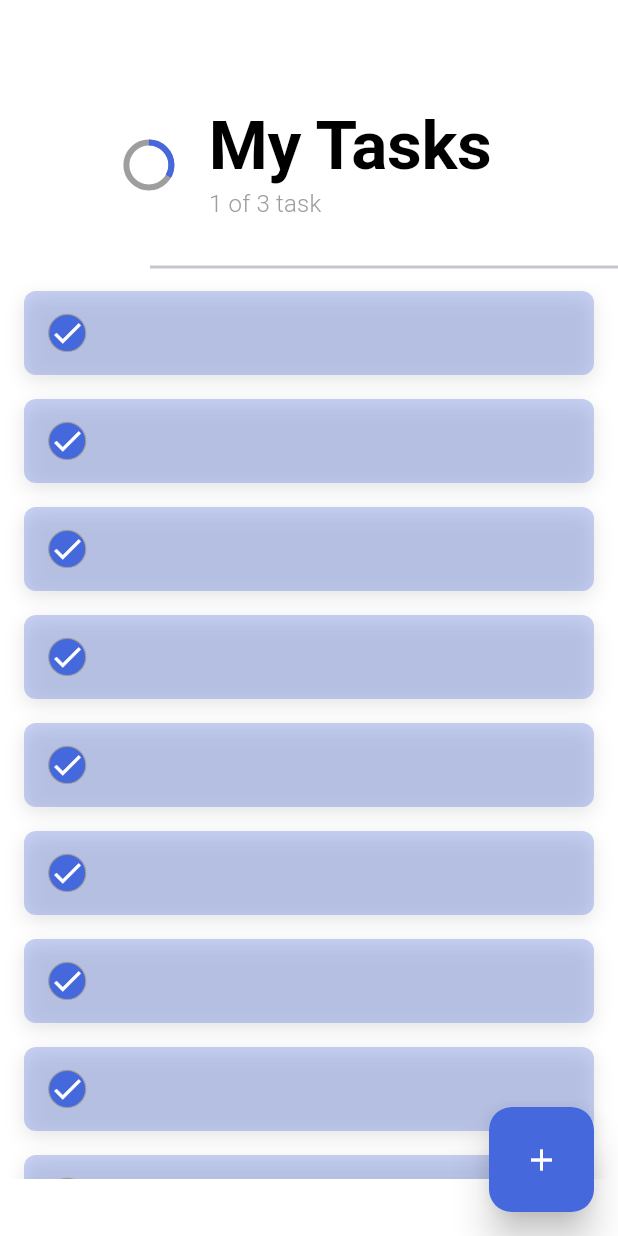
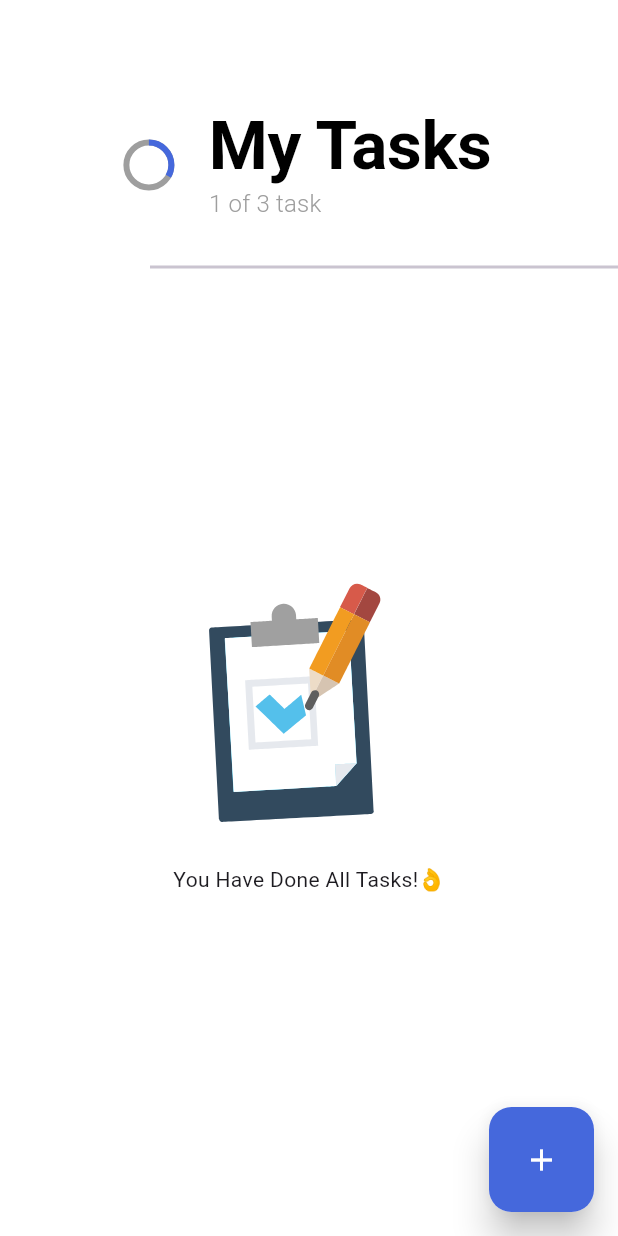
Before and after one commit to Shahid-scripts/flutter-todo, a Flutter app: the screen it shows after launch, on a phone screen of 412 x 824 dp. Run offline on Flutter 3.47's test engine with Material 3 defaults, Android fonts, the phone set to English and light mode, and no system bars; our stand-ins replace animate_do, hive, lottie; accounts and stored records are empty.

Commit message:
Home Page

```diff
--- a/lib/utils/constanst.dart
+++ b/lib/utils/constanst.dart
@@ -1,3 +1,4 @@
+String lottieURL = 'assets/lottie/1.json';
 /*
 import 'package:flutter/material.dart';
 import 'package:ftoast/ftoast.dart';
--- a/lib/view/home/home_view.dart
+++ b/lib/view/home/home_view.dart
@@ -1,10 +1,12 @@
-import 'dart:developer';
+import 'package:english_bhashi_todo_ms/utils/constanst.dart';
+import 'package:lottie/lottie.dart';
 import 'package:flutter/material.dart';
-import 'package:flutter/services.dart';
 import 'package:english_bhashi_todo_ms/extensions/space_exs.dart';
 import 'package:english_bhashi_todo_ms/utils/app_colors.dart';
 import 'package:english_bhashi_todo_ms/utils/app_str.dart';
-import 'widgets/fab.dart';
+import 'components/fab.dart';
+import 'widgets/task_widget.dart';
+import 'package:animate_do/animate_do.dart';
 
 class HomeView extends StatefulWidget {
   const HomeView({super.key});
@@ -14,6 +16,7 @@ class HomeView extends StatefulWidget {
 }
 
 class _HomeViewState extends State<HomeView> {
+  final List<int> testing = [];
   @override
   Widget build(BuildContext context) {
     TextTheme textTheme = Theme.of(context).textTheme;
@@ -25,7 +28,13 @@ class _HomeViewState extends State<HomeView> {
       floatingActionButton: const Fab(),
 
       /// Body
-      body: SizedBox(
+      body: _buildHomeBody(textTheme),
+    );
+  }
+
+  // Home Body
+  Widget _buildHomeBody(TextTheme textTheme) {
+    return SizedBox(
       width: double.infinity,
       height: double.infinity,
       child: Column(
@@ -82,55 +91,60 @@ class _HomeViewState extends State<HomeView> {
           SizedBox(
             width: double.infinity,
             height: 600,
-              child: ListView.builder(
-                itemCount: 20,
+            child: testing.isNotEmpty
+            ///Task List is not empty
+            ? ListView.builder(
+              itemCount: testing.length,
               scrollDirection: Axis.vertical,
               itemBuilder: (context, index) {
-                  return AnimatedContainer(
-                    margin: const EdgeInsets.symmetric(
-                      horizontal: 16, vertical: 8),
-                      decoration: BoxDecoration(
-                        color: AppColors.primaryColor.withOpacity(0.3),
-                        borderRadius: BorderRadius.circular(8),
-                        boxShadow: [
-                          BoxShadow( color: Colors.black.withOpacity(.1),
-                          offset: const Offset(0, 4),
-                          blurRadius: 10
+                return Dismissible(
+                  direction: DismissDirection.horizontal,
+                  onDismissed: (_) {
+                    /// we will remove currect task from DB
+                  },
+                  background: Row(
+                    mainAxisAlignment: MainAxisAlignment.center,
+                    children: [
+                      const Icon(
+                        Icons.delete_outline,
+                        color: Colors.grey,
                       ),
-                        ]
+                      8.w,
+                      const Text(AppStr.deletedTask,style: TextStyle(color: Colors.grey,),)
+
+                    ],
                   ),
-                      duration: const Duration(microseconds: 600),
-                      child: ListTile(
+                  key: Key(
+                    index.toString(),
+                  ),
+                  child: const TaskWidget()
+                );
+              })
+            /// Task list is empty
+            : Column(
+                mainAxisAlignment: MainAxisAlignment.center,
+                children: [
+                  ///Lottie Anime
+                  FadeIn(
+                    child: SizedBox(
+                      width: 200,
+                      height: 200,
+                      child: Lottie.asset(lottieURL, animate: testing.isNotEmpty ? false : true,),),),
 
-                        /// Check Icon
-                        leading: GestureDetector(
-                          onTap: () {
-                            /// check or uncheck the task
-
-                          },
-                          child: AnimatedContainer(
-                            duration: const Duration(milliseconds: 600),
-                            decoration: BoxDecoration(
-                              color: AppColors.primaryColor,
-                              shape: BoxShape.circle,
-                              border: Border.all(color: Colors.grey, width: .8),
-                            ),
-                            child: const Icon(
-                              Icons.check,
-                              color: Colors.white,
-                            ),
-                          ),
-                        ),
-                      ),
-                    );
-                }),
+                      // Sub Text
+                      FadeInUp(
+                        from: 30,
+                        child: const Text(AppStr.doneAllTask,),
                       ),
                 ],
+              )
             ),
+          ],
         ),
       );
   }
 }
+
 /*
 // ignore_for_file: must_be_immutable
 
```
Also changed, not shown: lib/view/home/widgets/task_widget.dart (+89 -0 lines), lib/view/home/components/fab.dart (renamed from lib/view/home/widgets/fab.dart). Lines whose indentation alone changed are shown as unchanged.
